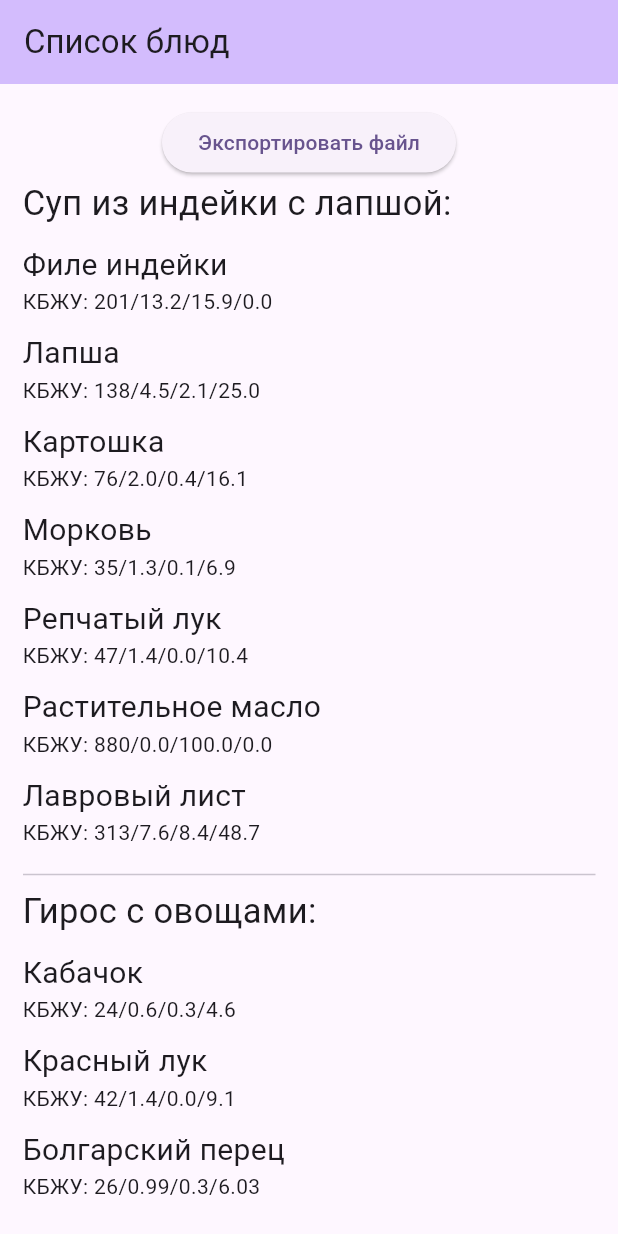
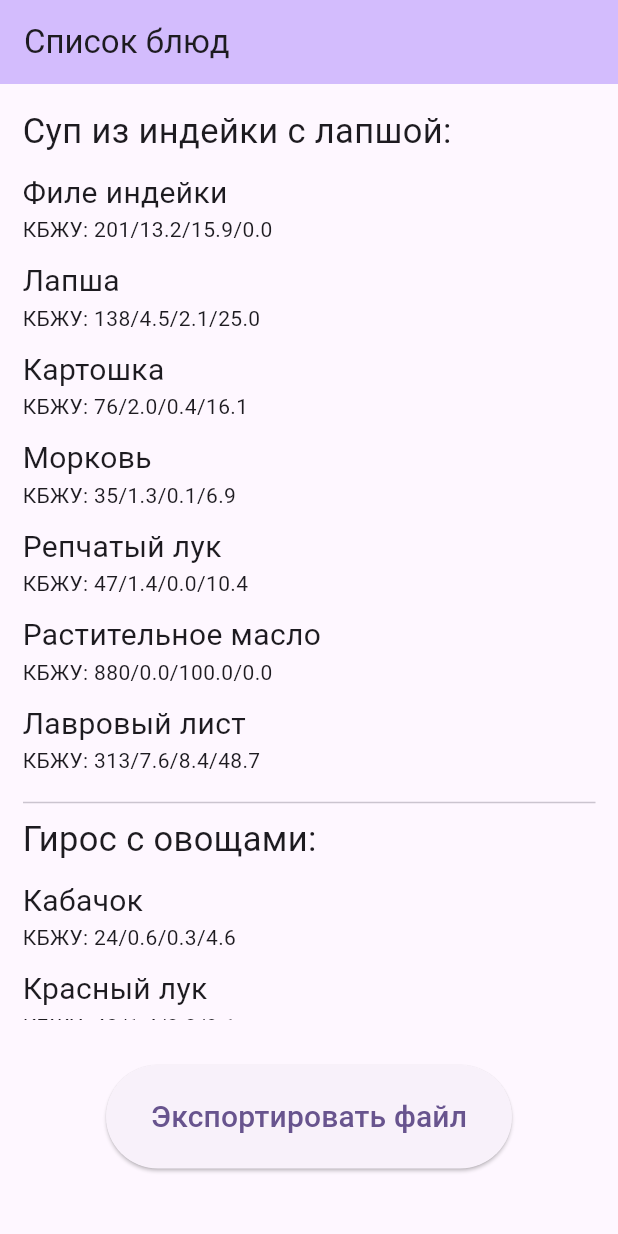
Before and after one commit to chamexxxx/volga_it_2024_final, a Flutter app: the screen it shows after launch, on a phone screen of 412 x 824 dp. Run offline on Flutter 3.47's test engine with Material 3 defaults, Android fonts, the phone set to English and light mode, and no system bars.

Commit message:
add additional dishes data and update export button style

```diff
--- a/lib/dishes.dart
+++ b/lib/dishes.dart
@@ -72,4 +72,24 @@ final dishes = [
         fats: 8.3,
         carbohydrates: 54.6)
   ]),
+  Dish(name: 'Творожник с яблоками', ingredients: [
+    Ingredient(
+        name: 'Сливочное масло',
+        calories: 748,
+        proteins: 0.6,
+        fats: 82.5,
+        carbohydrates: 0.8),
+    Ingredient(
+        name: 'Пшеничная мука хлебопекарная',
+        calories: 331,
+        proteins: 10.6,
+        fats: 1.3,
+        carbohydrates: 67.6),
+    Ingredient(
+        name: 'Мягкий творог',
+        calories: 97,
+        proteins: 8.8,
+        fats: 5,
+        carbohydrates: 4.2)
+  ])
 ];
--- a/lib/screens/dish_list_screen.dart
+++ b/lib/screens/dish_list_screen.dart
@@ -46,9 +46,6 @@ class _DishListScreenState extends State<DishListScreen> {
         padding: const EdgeInsets.symmetric(vertical: 15, horizontal: 15),
         child: Column(
           children: [
-            ElevatedButton(
-                onPressed: exportToFile,
-                child: const Text("Экспортировать файл")),
             Expanded(
                 child: ListView.separated(
               separatorBuilder: (BuildContext context, int index) =>
@@ -76,6 +73,19 @@ class _DishListScreenState extends State<DishListScreen> {
                 );
               },
             )),
+            Padding(
+              padding: const EdgeInsets.symmetric(vertical: 30),
+              child: ElevatedButton(
+                onPressed: exportToFile,
+                style: ElevatedButton.styleFrom(
+                    padding: const EdgeInsets.symmetric(
+                        horizontal: 30, vertical: 20)),
+                child: const Text(
+                  "Экспортировать файл",
+                  style: TextStyle(fontSize: 20),
+                ),
+              ),
+            ),
           ],
         ),
       ),
```
